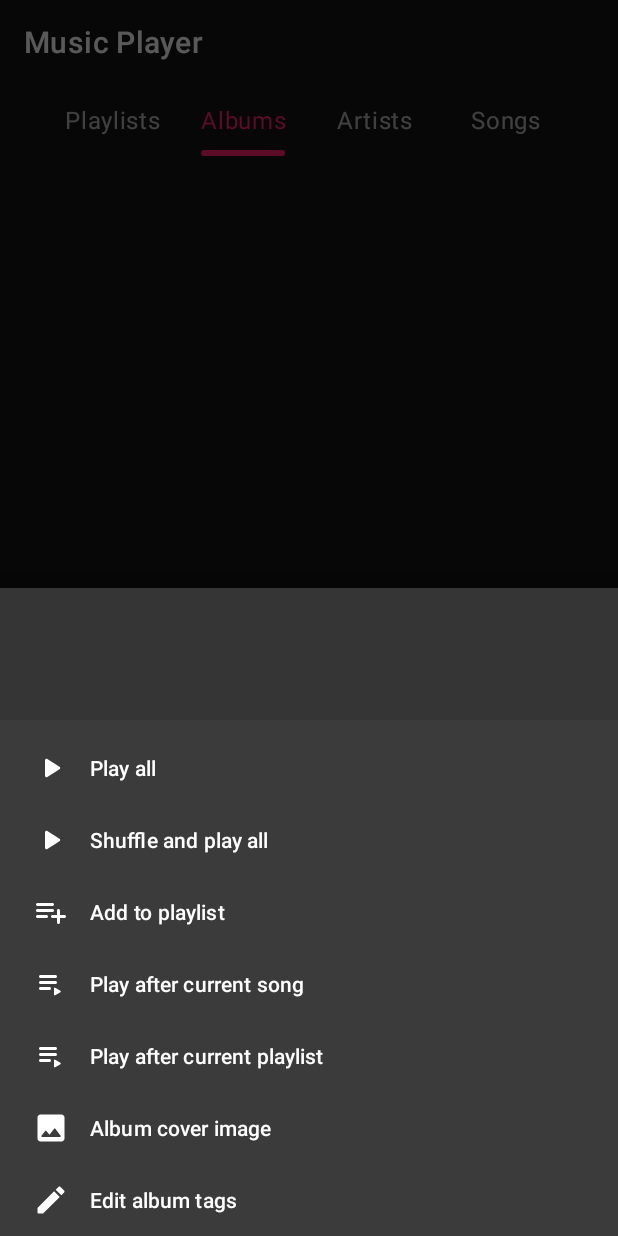
After one commit to azizndao/MusicPlayer, an Android app: the fragment AlbumMenuDialogFragment placed in its activity, on a phone screen of 412 x 824 dp. The commit adds this screen. Run offline under Robolectric (Android 15) with nearby library versions, the phone set to English and light mode, and no system bars; our stand-ins replace data binding; 4 statements that could not run were skipped.

Commit message:
Adding AlbumMenuDialogFragment.kt

```diff
--- a/app/src/main/java/com/musicplayer/ui/adapters/AlbumListAdapter.kt
+++ b/app/src/main/java/com/musicplayer/ui/adapters/AlbumListAdapter.kt
@@ -2,19 +2,28 @@ package com.musicplayer.ui.adapters
 
 import android.view.LayoutInflater
 import android.view.ViewGroup
-import androidx.navigation.findNavController
 import androidx.recyclerview.widget.DiffUtil
 import androidx.recyclerview.widget.ListAdapter
 import androidx.recyclerview.widget.RecyclerView
 import com.musicplayer.databinding.ItemAlbumBinding
 import com.musicplayer.models.Album
-import com.musicplayer.ui.fragments.HomeFragmentDirections
 
 
-class AlbumListAdapter : ListAdapter<Album, AlbumViewHolder>(AlbumItemDiffUtil) {
+interface AlbumListListener {
+  fun onAlbumClick(album: Album)
+
+  fun onAlbumPlayClick(album: Album)
+
+  fun onAlbumLongClick(album: Album)
+
+  fun onAlbumMenuClick(album: Album)
+}
+
+class AlbumListAdapter(private val listener: AlbumListListener) :
+  ListAdapter<Album, AlbumViewHolder>(AlbumItemDiffUtil) {
 
   override fun onCreateViewHolder(parent: ViewGroup, viewType: Int): AlbumViewHolder {
-    return AlbumViewHolder.create(parent)
+    return AlbumViewHolder.create(parent, listener)
   }
 
   override fun onBindViewHolder(holder: AlbumViewHolder, position: Int) {
@@ -23,23 +32,26 @@ class AlbumListAdapter : ListAdapter<Album, AlbumViewHolder>(AlbumItemDiffUtil)
 }
 
 class AlbumViewHolder(
-  private val binding: ItemAlbumBinding
+  private val binding: ItemAlbumBinding,
+  private val listener: AlbumListListener
 ) : RecyclerView.ViewHolder(binding.root) {
 
   fun bind(data: Album) {
     with(binding) {
       album = data
-      setOnClick {
-        it.findNavController()
-          .navigate(HomeFragmentDirections.actionHomeFragmentToAlbumDetailsFragment(data.id))
+      root.also {
+        it.setOnClickListener { listener.onAlbumClick(data) }
+        it.setOnLongClickListener { listener.onAlbumLongClick(data); true }
       }
+      btnPlay.setOnClickListener { listener.onAlbumPlayClick(data) }
+      btnMore.setOnClickListener { listener.onAlbumMenuClick(data) }
     }
   }
 
   companion object {
-    fun create(parent: ViewGroup): AlbumViewHolder {
+    fun create(parent: ViewGroup, listener: AlbumListListener): AlbumViewHolder {
       val inflater = LayoutInflater.from(parent.context)
-      return AlbumViewHolder(ItemAlbumBinding.inflate(inflater, parent, false))
+      return AlbumViewHolder(ItemAlbumBinding.inflate(inflater, parent, false), listener)
     }
   }
 }
--- /dev/null
+++ b/app/src/main/java/com/musicplayer/ui/bottomsheet/AlbumMenuDialogFragment.kt
@@ -0,0 +1,37 @@
+package com.musicplayer.ui.bottomsheet
+
+import android.os.Bundle
+import androidx.fragment.app.Fragment
+import android.view.LayoutInflater
+import android.view.View
+import android.view.ViewGroup
+import androidx.navigation.fragment.navArgs
+import com.google.android.material.bottomsheet.BottomSheetDialogFragment
+import com.musicplayer.R
+import com.musicplayer.databinding.FragmentAlbumDetailsBinding
+import com.musicplayer.databinding.FragmentAlbumMenuDialogBinding
+import com.musicplayer.ui.viewmodels.AlbumViewModel
+import org.koin.android.ext.android.inject
+
+class AlbumMenuDialogFragment : BottomSheetDialogFragment() {
+
+  private lateinit var binding: FragmentAlbumMenuDialogBinding
+  private val albumViewModel by inject<AlbumViewModel>()
+  private val args by navArgs<AlbumMenuDialogFragmentArgs>()
+  private val mAlbum by lazy { albumViewModel.getAlbum(args.albumId) }
+
+  override fun onCreateView(
+    inflater: LayoutInflater, container: ViewGroup?,
+    savedInstanceState: Bundle?
+  ): View {
+    binding = FragmentAlbumMenuDialogBinding.inflate(inflater, container, false)
+    return binding.root
+  }
+
+  override fun onViewCreated(view: View, savedInstanceState: Bundle?) {
+    super.onViewCreated(view, savedInstanceState)
+    with(binding) {
+      album = mAlbum
+    }
+  }
+}
--- a/app/src/main/java/com/musicplayer/ui/fragments/HomeFragment.kt
+++ b/app/src/main/java/com/musicplayer/ui/fragments/HomeFragment.kt
@@ -27,6 +27,7 @@ class HomeFragment : Fragment() {
     with(binding) {
       val tabTitles = resources.getStringArray(R.array.home_tabs)
       pages.adapter = HomeViewAdapter(this@HomeFragment)
+      pages.currentItem = 1
       TabLayoutMediator(tabs, pages) { tab, position -> tab.text = tabTitles[position] }.attach()
     }
   }
--- /dev/null
+++ b/app/src/main/res/drawable/bg_play_circle.xml
@@ -0,0 +1,4 @@
+<?xml version="1.0" encoding="utf-8"?>
+<shape xmlns:android="http://schemas.android.com/apk/res/android"
+  android:shape="oval"
+  android:tint="?colorControlNormal" />
--- /dev/null
+++ b/app/src/main/res/drawable/ic_edit.xml
@@ -0,0 +1,10 @@
+<vector xmlns:android="http://schemas.android.com/apk/res/android"
+    android:width="24dp"
+    android:height="24dp"
+    android:viewportWidth="24"
+    android:viewportHeight="24"
+    android:tint="?attr/colorControlNormal">
+  <path
+      android:fillColor="@android:color/white"
+      android:pathData="M3,17.46v3.04c0,0.28 0.22,0.5 0.5,0.5h3.04c0.13,0 0.26,-0.05 0.35,-0.15L17.81,9.94l-3.75,-3.75L3.15,17.1c-0.1,0.1 -0.15,0.22 -0.15,0.36zM20.71,7.04c0.39,-0.39 0.39,-1.02 0,-1.41l-2.34,-2.34c-0.39,-0.39 -1.02,-0.39 -1.41,0l-1.83,1.83 3.75,3.75 1.83,-1.83z"/>
+</vector>
--- /dev/null
+++ b/app/src/main/res/drawable/ic_insert_photo.xml
@@ -0,0 +1,10 @@
+<vector xmlns:android="http://schemas.android.com/apk/res/android"
+    android:width="24dp"
+    android:height="24dp"
+    android:viewportWidth="24"
+    android:viewportHeight="24"
+    android:tint="?attr/colorControlNormal">
+  <path
+      android:fillColor="@android:color/white"
+      android:pathData="M21,19V5c0,-1.1 -0.9,-2 -2,-2H5c-1.1,0 -2,0.9 -2,2v14c0,1.1 0.9,2 2,2h14c1.1,0 2,-0.9 2,-2zM8.9,13.98l2.1,2.53 3.1,-3.99c0.2,-0.26 0.6,-0.26 0.8,0.01l3.51,4.68c0.25,0.33 0.01,0.8 -0.4,0.8H6.02c-0.42,0 -0.65,-0.48 -0.39,-0.81L8.12,14c0.19,-0.26 0.57,-0.27 0.78,-0.02z"/>
+</vector>
--- /dev/null
+++ b/app/src/main/res/drawable/ic_playlist_add.xml
@@ -0,0 +1,10 @@
+<vector xmlns:android="http://schemas.android.com/apk/res/android"
+    android:width="24dp"
+    android:height="24dp"
+    android:viewportWidth="24"
+    android:viewportHeight="24"
+    android:tint="?attr/colorControlNormal">
+  <path
+      android:fillColor="@android:color/white"
+      android:pathData="M13,10L3,10c-0.55,0 -1,0.45 -1,1s0.45,1 1,1h10c0.55,0 1,-0.45 1,-1s-0.45,-1 -1,-1zM13,6L3,6c-0.55,0 -1,0.45 -1,1s0.45,1 1,1h10c0.55,0 1,-0.45 1,-1s-0.45,-1 -1,-1zM18,14v-3c0,-0.55 -0.45,-1 -1,-1s-1,0.45 -1,1v3h-3c-0.55,0 -1,0.45 -1,1s0.45,1 1,1h3v3c0,0.55 0.45,1 1,1s1,-0.45 1,-1v-3h3c0.55,0 1,-0.45 1,-1s-0.45,-1 -1,-1h-3zM3,16h6c0.55,0 1,-0.45 1,-1s-0.45,-1 -1,-1L3,14c-0.55,0 -1,0.45 -1,1s0.45,1 1,1z"/>
+</vector>
--- /dev/null
+++ b/app/src/main/res/drawable/ic_playlist_play.xml
@@ -0,0 +1,10 @@
+<vector xmlns:android="http://schemas.android.com/apk/res/android"
+    android:width="24dp"
+    android:height="24dp"
+    android:viewportWidth="24"
+    android:viewportHeight="24"
+    android:tint="?attr/colorControlNormal">
+  <path
+      android:fillColor="@android:color/white"
+      android:pathData="M5,10h10c0.55,0 1,0.45 1,1s-0.45,1 -1,1L5,12c-0.55,0 -1,-0.45 -1,-1s0.45,-1 1,-1zM5,6h10c0.55,0 1,0.45 1,1s-0.45,1 -1,1L5,8c-0.55,0 -1,-0.45 -1,-1s0.45,-1 1,-1zM5,14h6c0.55,0 1,0.45 1,1s-0.45,1 -1,1L5,16c-0.55,0 -1,-0.45 -1,-1s0.45,-1 1,-1zM14,14.88v4.23c0,0.39 0.42,0.63 0.76,0.43l3.53,-2.12c0.32,-0.19 0.32,-0.66 0,-0.86l-3.53,-2.12c-0.34,-0.19 -0.76,0.05 -0.76,0.44z"/>
+</vector>
--- /dev/null
+++ b/app/src/main/res/layout/fragment_album_menu_dialog.xml
@@ -0,0 +1,73 @@
+<?xml version="1.0" encoding="utf-8"?>
+<layout xmlns:android="http://schemas.android.com/apk/res/android"
+  xmlns:app="http://schemas.android.com/apk/res-auto"
+  xmlns:tools="http://schemas.android.com/tools"
+  tools:context=".ui.bottomsheet.AlbumMenuDialogFragment">
+
+  <data>
+
+    <variable
+      name="album"
+      type="com.musicplayer.models.Album" />
+  </data>
+
+  <androidx.constraintlayout.widget.ConstraintLayout
+    android:layout_width="match_parent"
+    android:layout_height="match_parent"
+    android:backgroundTint="?colorSurface">
+
+    <com.google.android.material.imageview.ShapeableImageView
+      android:id="@+id/album_art"
+      albumArtFromId="@{album.id}"
+      android:layout_width="56dp"
+      android:layout_height="56dp"
+      android:layout_margin="16dp"
+      app:layout_constraintBottom_toTopOf="@id/menu"
+      app:layout_constraintStart_toStartOf="parent"
+      app:layout_constraintTop_toTopOf="parent"
+      app:layout_constraintVertical_bias="0"
+      app:layout_constraintVertical_chainStyle="packed"
+      app:shapeAppearance="?shapeAppearanceSmallComponent"
+      tools:src="@tools:sample/avatars" />
+
+    <TextView
+      android:id="@+id/title"
+      android:layout_width="0dp"
+      android:layout_height="wrap_content"
+      android:layout_marginStart="16dp"
+      android:layout_marginEnd="16dp"
+      android:ellipsize="end"
+      android:maxLines="1"
+      android:text="@{album.title}"
+      android:textAppearance="?textAppearanceBody1"
+      app:layout_constraintBottom_toTopOf="@id/artist"
+      app:layout_constraintEnd_toEndOf="parent"
+      app:layout_constraintStart_toEndOf="@id/album_art"
+      app:layout_constraintTop_toTopOf="@id/album_art"
+      app:layout_constraintVertical_chainStyle="packed" />
+
+    <TextView
+      android:id="@+id/artist"
+      android:layout_width="0dp"
+      android:layout_height="wrap_content"
+      android:ellipsize="end"
+      android:maxLines="1"
+      android:text="@{album.artist}"
+      android:textAppearance="?textAppearanceBody2"
+      app:layout_constraintBottom_toBottomOf="@id/album_art"
+      app:layout_constraintEnd_toEndOf="@id/title"
+      app:layout_constraintStart_toStartOf="@id/title"
+      app:layout_constraintTop_toBottomOf="@id/title" />
+
+    <com.google.android.material.navigation.NavigationView
+      android:id="@+id/menu"
+      android:layout_width="0dp"
+      android:layout_height="wrap_content"
+      app:elevation="0dp"
+      app:layout_constraintBottom_toBottomOf="parent"
+      app:layout_constraintEnd_toEndOf="parent"
+      app:layout_constraintStart_toStartOf="parent"
+      app:layout_constraintTop_toBottomOf="@id/album_art"
+      app:menu="@menu/menu_album_bottom_sheet" />
+  </androidx.constraintlayout.widget.ConstraintLayout>
+</layout>
--- /dev/null
+++ b/app/src/main/res/menu/menu_album_bottom_sheet.xml
@@ -0,0 +1,32 @@
+<?xml version="1.0" encoding="utf-8"?>
+<menu xmlns:android="http://schemas.android.com/apk/res/android">
+
+  <item
+    android:id="@+id/action_play_all"
+    android:icon="@drawable/ic_play"
+    android:title="@string/play_all" />
+  <item
+    android:id="@+id/action_shuffle_play"
+    android:icon="@drawable/ic_play"
+    android:title="@string/shuffle_and_play" />
+  <item
+    android:id="@+id/action_add_to_playlist"
+    android:icon="@drawable/ic_playlist_add"
+    android:title="@string/add_to_playlist" />
+  <item
+    android:id="@+id/action_play_after_current_song"
+    android:icon="@drawable/ic_playlist_play"
+    android:title="@string/play_after_current_song" />
+  <item
+    android:id="@+id/action_after_current_playlist"
+    android:icon="@drawable/ic_playlist_play"
+    android:title="@string/play_after_current_playlist" />
+  <item
+    android:id="@+id/action_album_art"
+    android:icon="@drawable/ic_insert_photo"
+    android:title="@string/album_cover" />
+  <item
+    android:id="@+id/action_edit_tags"
+    android:icon="@drawable/ic_edit"
+    android:title="@string/edit_tags" />
+</menu>
--- a/app/src/main/res/navigation/nav_graph.xml
+++ b/app/src/main/res/navigation/nav_graph.xml
@@ -14,13 +14,26 @@
       android:id="@+id/action_homeFragment_to_albumDetailsFragment"
       app:destination="@id/albumDetailsFragment" />
   </fragment>
+
   <fragment
     android:id="@+id/albumDetailsFragment"
     android:name="com.musicplayer.ui.fragments.AlbumDetailsFragment"
     android:label="AlbumDetailsFragment"
-    tools:layout="@layout/fragment_album_details" >
+    tools:layout="@layout/fragment_album_details">
     <argument
       android:name="albumId"
       app:argType="long" />
   </fragment>
+  <dialog
+    android:id="@+id/albumMenuDialogFragment"
+    android:name="com.musicplayer.ui.bottomsheet.AlbumMenuDialogFragment"
+    android:label="AlbumMenuDialogFragment"
+    tools:layout="@layout/fragment_album_menu_dialog" >
+    <argument
+      android:name="albumId"
+      app:argType="long" />
+  </dialog>
+  <action
+    android:id="@+id/action_global_albumMenuDialogFragment"
+    app:destination="@id/albumMenuDialogFragment" />
 </navigation>
--- a/app/src/main/res/values/strings.xml
+++ b/app/src/main/res/values/strings.xml
@@ -19,4 +19,10 @@
   <string name="numberOfSongs">%s songs</string>
   <string name="play_all">Play all</string>
   <string name="random">Randomly</string>
+  <string name="album_cover">Album cover image</string>
+  <string name="edit_tags">Edit album tags</string>
+  <string name="add_to_playlist">Add to playlist</string>
+  <string name="shuffle_and_play">Shuffle and play all</string>
+  <string name="play_after_current_song">Play after current song</string>
+  <string name="play_after_current_playlist">Play after current playlist</string>
 </resources>
```
Also changed, not shown: app/src/main/java/com/musicplayer/ui/fragments/AlbumListFragment.kt (+40 -4 lines), app/src/main/res/drawable/ic_more_vert.xml (added, +10 -0 lines), app/src/main/res/drawable/ic_play_circle.xml (added, +10 -0 lines), app/src/main/res/layout/item_album.xml (+40 -16 lines).
